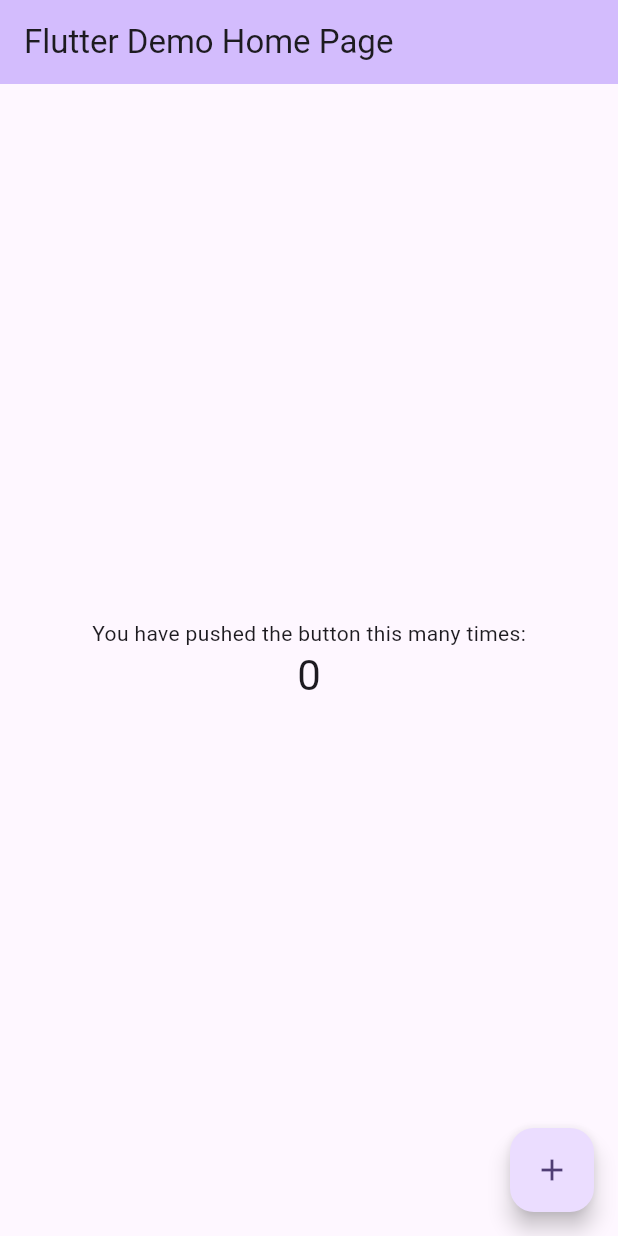
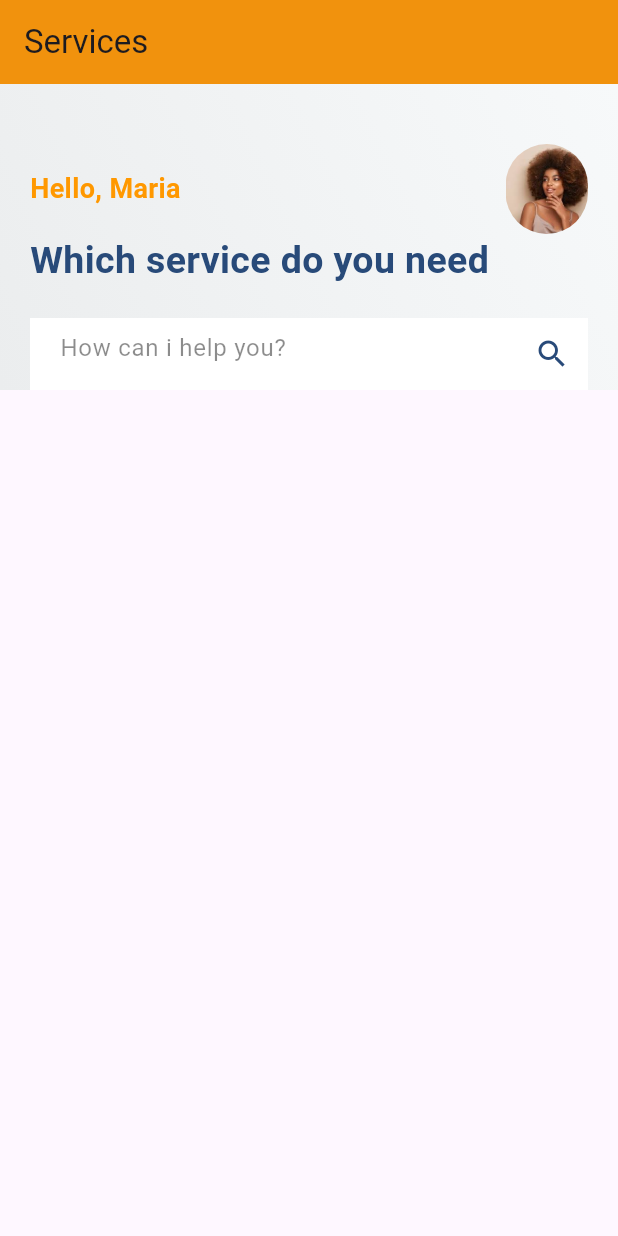
Before and after one commit to Senwin5/serviceproduction, a Flutter app: the screen it shows after launch, on a phone screen of 412 x 824 dp. Run offline on Flutter 3.47's test engine with Material 3 defaults, Android fonts, the phone set to English and light mode, and no system bars.

Commit message:
Services page

```diff
--- a/lib/main.dart
+++ b/lib/main.dart
@@ -1,4 +1,5 @@
 import 'package:flutter/material.dart';
+import 'package:serviceproduction/pages/home.dart';
 
 void main() {
   runApp(const MyApp());
@@ -7,45 +8,23 @@ void main() {
 class MyApp extends StatelessWidget {
   const MyApp({super.key});
 
-  // This widget is the root of your application.
+
   @override
   Widget build(BuildContext context) {
     return MaterialApp(
       title: 'Flutter Demo',
+
+      debugShowCheckedModeBanner: false,
       theme: ThemeData(
-        // This is the theme of your application.
-        //
-        // TRY THIS: Try running your application with "flutter run". You'll see
-        // the application has a purple toolbar. Then, without quitting the app,
-        // try changing the seedColor in the colorScheme below to Colors.green
-        // and then invoke "hot reload" (save your changes or press the "hot
-        // reload" button in a Flutter-supported IDE, or press "r" if you used
-        // the command line to start the app).
-        //
-        // Notice that the counter didn't reset back to zero; the application
-        // state is not lost during the reload. To reset the state, use hot
-        // restart instead.
-        //
-        // This works for code too, not just values: Most code changes can be
-        // tested with just a hot reload.
         colorScheme: ColorScheme.fromSeed(seedColor: Colors.deepPurple),
       ),
-      home: const MyHomePage(title: 'Flutter Demo Home Page'),
+      home:Home()
     );
   }
 }
 
 class MyHomePage extends StatefulWidget {
   const MyHomePage({super.key, required this.title});
-
-  // This widget is the home page of your application. It is stateful, meaning
-  // that it has a State object (defined below) that contains fields that affect
-  // how it looks.
-
-  // This class is the configuration for the state. It holds the values (in this
-  // case the title) provided by the parent (in this case the App widget) and
-  // used by the build method of the State. Fields in a Widget subclass are
-  // always marked "final".
 
   final String title;
 
@@ -58,50 +37,21 @@ class _MyHomePageState extends State<MyHomePage> {
 
   void _incrementCounter() {
     setState(() {
-      // This call to setState tells the Flutter framework that something has
-      // changed in this State, which causes it to rerun the build method below
-      // so that the display can reflect the updated values. If we changed
-      // _counter without calling setState(), then the build method would not be
-      // called again, and so nothing would appear to happen.
       _counter++;
     });
   }
 
   @override
   Widget build(BuildContext context) {
-    // This method is rerun every time setState is called, for instance as done
-    // by the _incrementCounter method above.
-    //
-    // The Flutter framework has been optimized to make rerunning build methods
-    // fast, so that you can just rebuild anything that needs updating rather
-    // than having to individually change instances of widgets.
     return Scaffold(
       appBar: AppBar(
-        // TRY THIS: Try changing the color here to a specific color (to
-        // Colors.amber, perhaps?) and trigger a hot reload to see the AppBar
-        // change color while the other colors stay the same.
         backgroundColor: Theme.of(context).colorScheme.inversePrimary,
-        // Here we take the value from the MyHomePage object that was created by
-        // the App.build method, and use it to set our appbar title.
         title: Text(widget.title),
       ),
       body: Center(
-        // Center is a layout widget. It takes a single child and positions it
-        // in the middle of the parent.
+
         child: Column(
-          // Column is also a layout widget. It takes a list of children and
-          // arranges them vertically. By default, it sizes itself to fit its
-          // children horizontally, and tries to be as tall as its parent.
-          //
-          // Column has various properties to control how it sizes itself and
-          // how it positions its children. Here we use mainAxisAlignment to
-          // center the children vertically; the main axis here is the vertical
-          // axis because Columns are vertical (the cross axis would be
-          // horizontal).
-          //
-          // TRY THIS: Invoke "debug painting" (choose the "Toggle Debug Paint"
-          // action in the IDE, or press "p" in the console), to see the
-          // wireframe for each widget.
+
           mainAxisAlignment: MainAxisAlignment.center,
           children: <Widget>[
             const Text('You have pushed the button this many times:'),
@@ -116,7 +66,7 @@ class _MyHomePageState extends State<MyHomePage> {
         onPressed: _incrementCounter,
         tooltip: 'Increment',
         child: const Icon(Icons.add),
-      ), // This trailing comma makes auto-formatting nicer for build methods.
+      ),
     );
   }
 }
--- /dev/null
+++ b/lib/pages/home.dart
@@ -0,0 +1,94 @@
+import 'package:flutter/material.dart';
+
+class Home extends StatefulWidget {
+  const Home({super.key});
+
+  @override
+  State<Home> createState() => _HomeState();
+}
+
+class _HomeState extends State<Home> {
+  @override
+  Widget build(BuildContext context) {
+    return Scaffold(
+      appBar: AppBar(
+        title: Text("Services"),
+        backgroundColor: Colors.orange, // Optional: make it visible
+        elevation: 4,
+      ),
+      body: Container(
+        child: Column(
+          children: [
+            Container(
+              padding: EdgeInsets.only(top: 40.0, left: 20.0, right: 20.0),
+              width: MediaQuery.of(context).size.width,
+              decoration: BoxDecoration(
+                gradient: LinearGradient(
+                  colors: [
+                    Color(0xfff7f9fa),
+                    Color.fromARGB(255, 235, 237, 238),
+                  ],
+                  begin: Alignment.topRight,
+                  end: Alignment.bottomLeft,
+                ),
+              ),
+              child: Column(
+                crossAxisAlignment: CrossAxisAlignment.start,
+                children: [
+                  Row(
+                    mainAxisAlignment: MainAxisAlignment.spaceBetween,
+                    children: [
+                      Text(
+                        'Hello, Maria',
+                        style: TextStyle(
+                          color: Colors.orange,
+                          fontSize: 18.0,
+                          fontWeight: FontWeight.bold,
+                        ),
+                      ),
+                      ClipRRect(
+                        borderRadius: BorderRadius.circular(50),
+                        child: Image.asset(
+                          'images/post.jpg',
+                          height: 60,
+                          width: 55,
+                          fit: BoxFit.cover,
+                        ),
+                      ),
+                    ],
+                  ),
+                  Text(
+                    'Which service do you need',
+                    style: TextStyle(
+                      color: Color(0xff284a79),
+                      fontSize: 25.0,
+                      fontWeight: FontWeight.bold,
+                    ),
+                  ),
+                  // Adding a search bar to the service below
+                  SizedBox(height: 20.0),
+                  Container(
+                    padding: EdgeInsets.only(left: 20.0),
+                    width: MediaQuery.of(context).size.width,
+                    decoration: BoxDecoration(color: Colors.white),
+                    child: TextField(
+                      decoration: InputDecoration(
+                        border: InputBorder.none,
+                        hintText: "How can i help you?",
+                        hintStyle: TextStyle(color: Colors.black45),
+                        suffixIcon: Icon(
+                          Icons.search,
+                          color: Color(0xff284a79),
+                        ),
+                      ),
+                    ),
+                  ),
+                ],
+              ),
+            ),
+          ],
+        ),
+      ),
+    );
+  }
+}
--- a/pubspec.yaml
+++ b/pubspec.yaml
@@ -58,9 +58,9 @@ flutter:
   uses-material-design: true
 
   # To add assets to your application, add an assets section, like this:
-  # assets:
-  #   - images/a_dot_burr.jpeg
-  #   - images/a_dot_ham.jpeg
+  assets:
+    - images/
+   # - images/a_dot_ham.jpeg
 
   # An image asset can refer to one or more resolution-specific "variants", see
   # https://flutter.dev/to/resolution-aware-images
```
Also changed, not shown: images/post.jpg (added).
